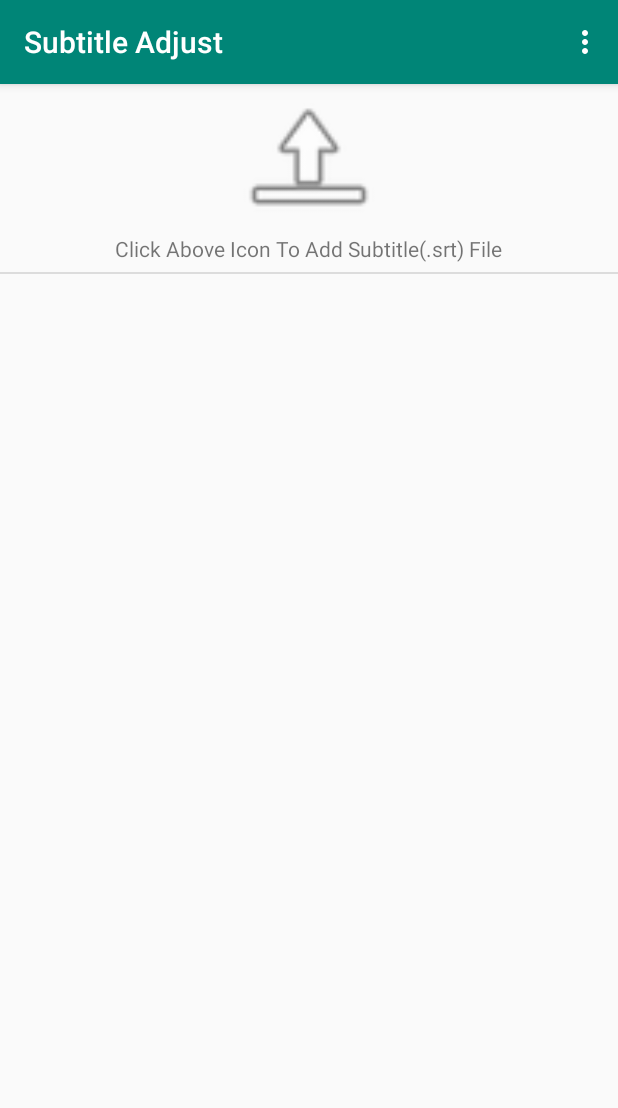
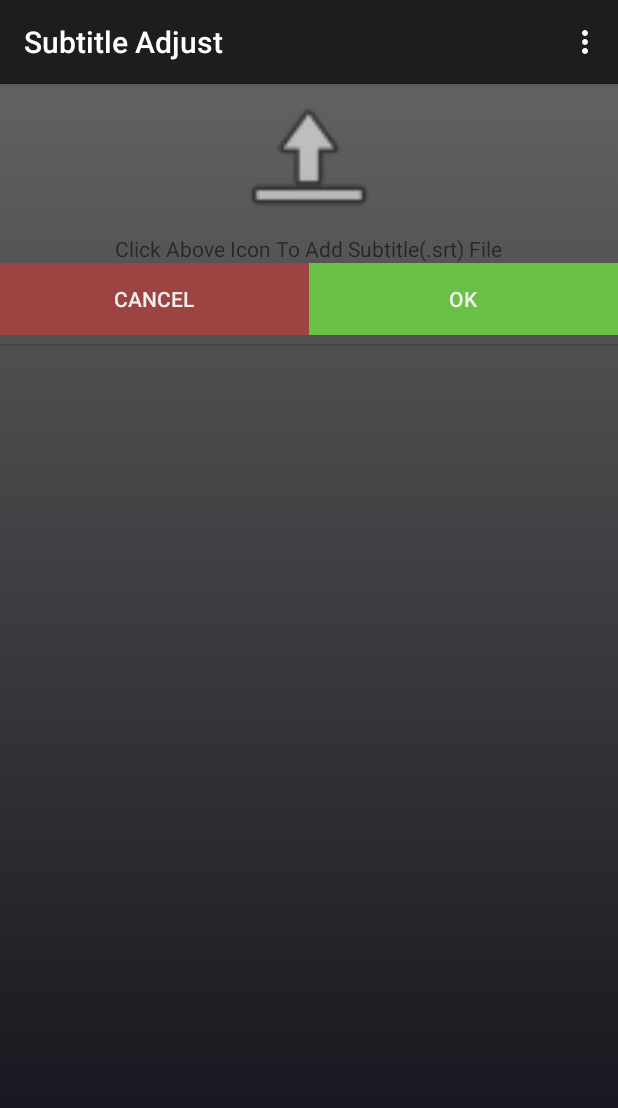
Before and after one commit to whizsid/SubtitleAdjust, an Android app: the screen it shows after launch (MainActivity), on a phone screen of 412 x 824 dp. Shown: the top 1108 px of the screen. Run offline under Robolectric (Android 15) with nearby library versions, the phone set to English and light mode, and no system bars.

Commit message:
Changed colors and layouts

```diff
--- a/app/build.gradle
+++ b/app/build.gradle
@@ -14,6 +14,7 @@ android {
         versionCode 1
         versionName "1.0"
         testInstrumentationRunner "androidx.test.runner.AndroidJUnitRunner"
+        vectorDrawables.useSupportLibrary = true
     }
     buildTypes {
         release {
--- /dev/null
+++ b/app/src/main/res/drawable/background.xml
@@ -0,0 +1,12 @@
+<?xml version="1.0" encoding="utf-8"?>
+<selector xmlns:android="http://schemas.android.com/apk/res/android">
+    <item>
+        <shape>
+            <gradient
+                android:angle="270"
+                android:startColor="#686867"
+                android:endColor="#100e17"
+                android:type="linear" />
+        </shape>
+    </item>
+</selector>
--- /dev/null
+++ b/app/src/main/res/drawable/ic_add_black_24dp.xml
@@ -0,0 +1,5 @@
+<vector android:height="24dp" android:tint="#FFFFFF"
+    android:viewportHeight="24.0" android:viewportWidth="24.0"
+    android:width="24dp" xmlns:android="http://schemas.android.com/apk/res/android">
+    <path android:fillColor="#FF000000" android:pathData="M19,13h-6v6h-2v-6H5v-2h6V5h2v6h6v2z"/>
+</vector>
--- a/app/src/main/res/layout/activity_main.xml
+++ b/app/src/main/res/layout/activity_main.xml
@@ -4,18 +4,21 @@
     xmlns:tools="http://schemas.android.com/tools"
     android:layout_width="match_parent"
     android:layout_height="match_parent"
-    tools:context=".MainActivity">
+    tools:context=".MainActivity"
+    android:background="@drawable/background"
+>
 
     <com.google.android.material.appbar.AppBarLayout
         android:layout_width="match_parent"
         android:layout_height="wrap_content"
+        android:background="#1d1d1d"
         android:theme="@style/AppTheme.AppBarOverlay">
 
         <androidx.appcompat.widget.Toolbar
             android:id="@+id/toolbar"
             android:layout_width="match_parent"
             android:layout_height="?attr/actionBarSize"
-            android:background="?attr/colorPrimary"
+            android:background="#1d1d1d"
             app:popupTheme="@style/AppTheme.PopupOverlay" />
 
     </com.google.android.material.appbar.AppBarLayout>
@@ -27,13 +30,14 @@
         android:layout_width="wrap_content"
         android:layout_height="wrap_content"
         android:layout_gravity="bottom|end"
+        android:layout_marginEnd="8dp"
         android:layout_marginRight="8dp"
         android:layout_marginBottom="8dp"
         android:clickable="true"
         android:focusable="true"
         android:focusableInTouchMode="false"
-        app:srcCompat="@android:drawable/ic_menu_add"
-        android:layout_marginEnd="8dp"
-    />
+        app:backgroundTint="#6ac045"
+        app:srcCompat="@drawable/ic_add_black_24dp" />
+
 
 </androidx.coordinatorlayout.widget.CoordinatorLayout>
--- a/app/src/main/res/layout/content_main.xml
+++ b/app/src/main/res/layout/content_main.xml
@@ -11,6 +11,12 @@
     <LinearLayout
         android:layout_width="match_parent"
         android:layout_height="match_parent"
+        android:orientation="vertical">
+
+        <LinearLayout
+            android:id="@+id/uploadIcon"
+            android:layout_width="match_parent"
+            android:layout_height="wrap_content"
             android:orientation="vertical">
 
             <ImageView
@@ -27,6 +33,33 @@
                 android:text="@string/file"
                 android:layout_gravity="center"
                 />
+        </LinearLayout>
+
+
+        <LinearLayout
+            android:id="@+id/confirmButtons"
+            android:layout_width="match_parent"
+            android:layout_height="wrap_content"
+            android:orientation="horizontal">
+
+            <Button
+                android:id="@+id/button2"
+                android:layout_width="0dp"
+                android:layout_height="wrap_content"
+                android:layout_weight="0.5"
+                android:background="#9d4341"
+                android:text="@android:string/cancel"
+                android:textColor="#F0F0F0" />
+
+            <Button
+                android:id="@+id/button"
+                android:layout_width="0dp"
+                android:layout_height="wrap_content"
+                android:layout_weight="0.5"
+                android:background="#6ac045"
+                android:text="@android:string/ok"
+                android:textColor="#F0F0F0" />
+        </LinearLayout>
 
         <View
             android:id="@+id/divider"
@@ -40,8 +73,7 @@
             android:layout_width="match_parent"
             android:layout_height="match_parent"
             android:focusable="true"
-            android:focusableInTouchMode="true"
-        />
+            android:focusableInTouchMode="true" />
 
     </LinearLayout>
 </androidx.constraintlayout.widget.ConstraintLayout>
```
Also changed, not shown: app/src/main/res/layout/subtitle_adjust_item.xml (+11 -7 lines), app/src/main/res/layout/time_picker.xml (added, +109 -0 lines). Lines whose indentation alone changed are shown as unchanged.
